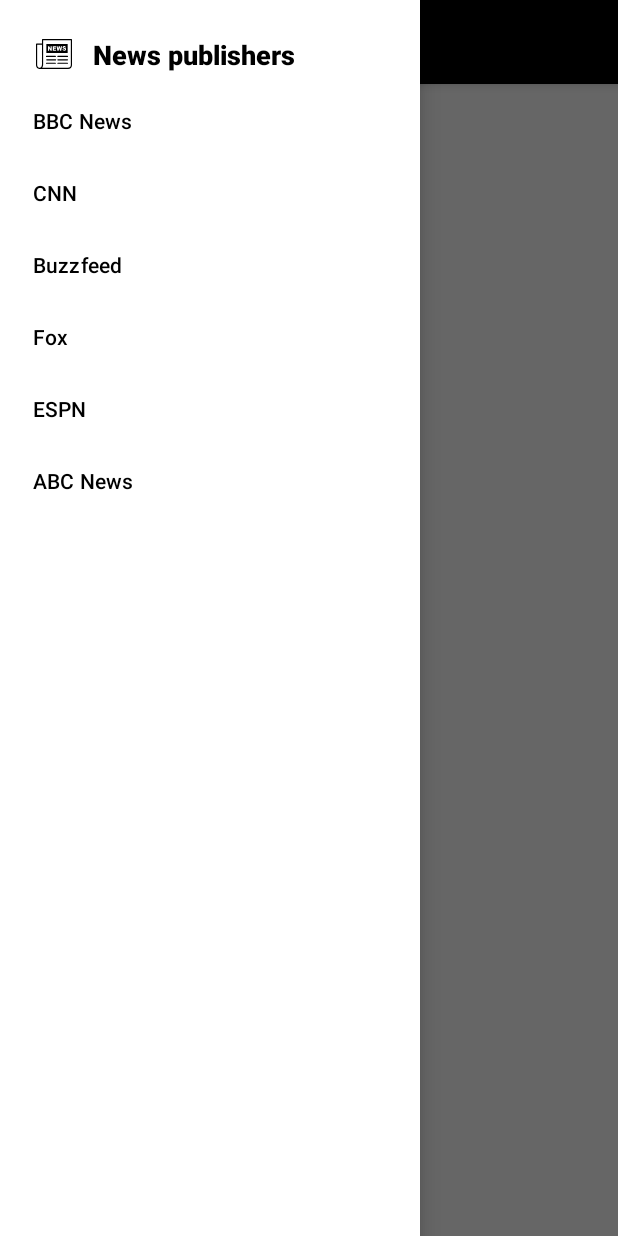
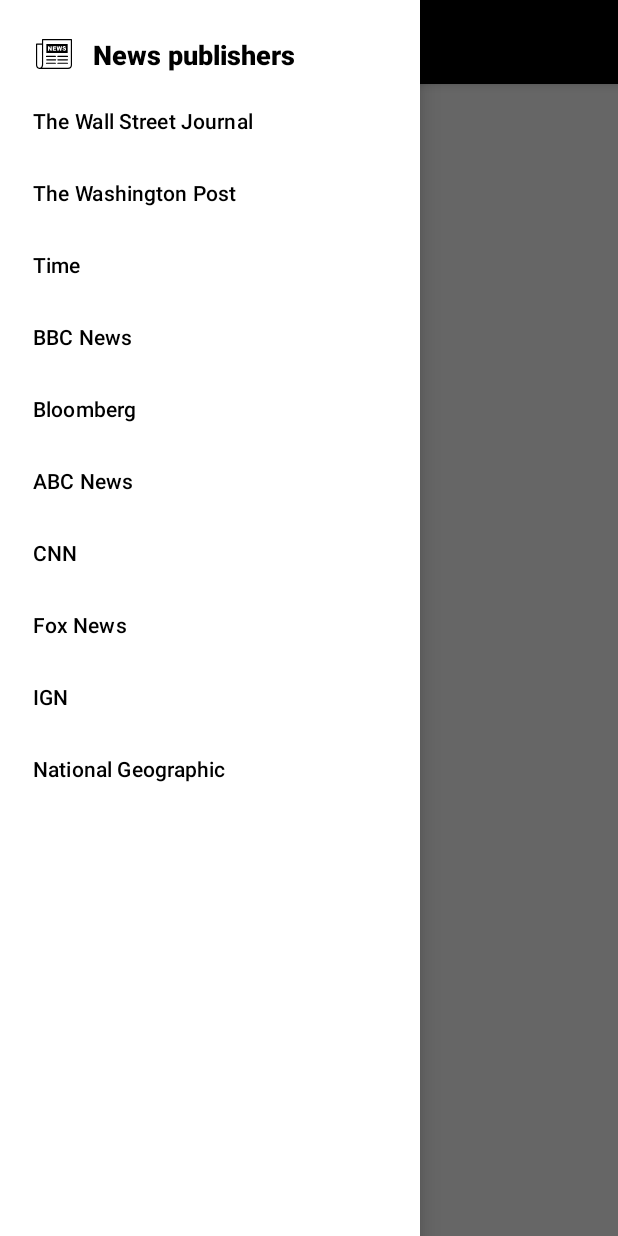
Before and after one commit to DmytroDyshuk/NewsRecap, an Android app: the screen it shows after launch (MainActivity), with the side drawer open, on a phone screen of 412 x 824 dp. Run offline under Robolectric (Android 15) with nearby library versions, the phone set to English and light mode, and no system bars.

Commit message:
navigation menu ui updated

```diff
--- a/app/src/main/res/menu/navigation_drawer.xml
+++ b/app/src/main/res/menu/navigation_drawer.xml
@@ -1,27 +1,43 @@
 <?xml version="1.0" encoding="utf-8"?>
 <menu xmlns:android="http://schemas.android.com/apk/res/android">
+    <item
+        android:id="@+id/item_wsj"
+        android:title="The Wall Street Journal"
+        android:checkable="true" />
+    <item
+        android:id="@+id/item_washington_post"
+        android:title="The Washington Post"
+        android:checkable="true" />
+    <item
+        android:id="@+id/item_time"
+        android:title="Time"
+        android:checkable="true" />
     <item
         android:id="@+id/item_bbc"
         android:title="BBC News"
         android:checkable="true" />
     <item
-                android:id="@+id/item_cnn"
-                android:title="CNN"
-                android:checkable="true" />
-            <item
-                android:id="@+id/item_buzzfeed"
-                android:title="Buzzfeed"
-                android:checkable="true" />
-            <item
-                android:id="@+id/item_fox"
-                android:title="Fox"
-                android:checkable="true" />
-            <item
-                android:id="@+id/item_espn"
-                android:title="ESPN"
+        android:id="@+id/item_bloomberg"
+        android:title="Bloomberg"
         android:checkable="true" />
     <item
         android:id="@+id/item_abc_news"
         android:title="ABC News"
         android:checkable="true" />
+    <item
+        android:id="@+id/item_cnn_news"
+        android:title="CNN"
+        android:checkable="true" />
+    <item
+        android:id="@+id/item_fox_news"
+        android:title="Fox News"
+        android:checkable="true" />
+    <item
+        android:id="@+id/item_ign_news"
+        android:title="IGN"
+        android:checkable="true" />
+    <item
+        android:id="@+id/item_national_geographic"
+        android:title="National Geographic"
+        android:checkable="true" />
 </menu>
```
Lines whose indentation alone changed are shown as unchanged.
